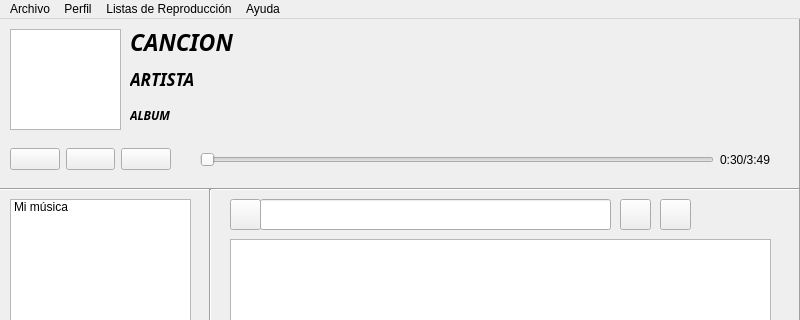
This is src/graphic.ui in nico4021/LNMusic as Qt 5 draws it before an edit; both pictures show x 0 to 800 and y 0 to 320 of the 800 by 609 pixel window. The edited form follows.
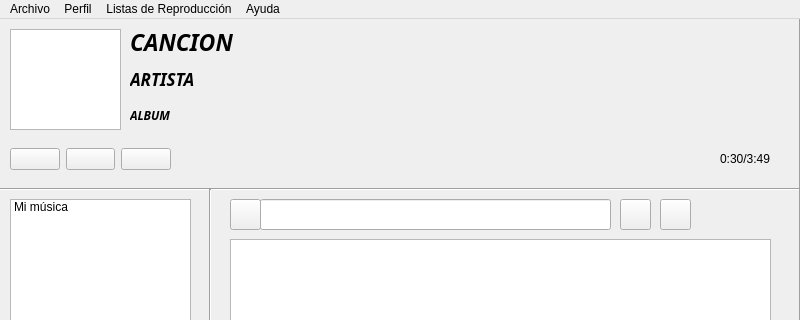
This is the edited form. Icons and pictures are not drawn.

Commit message: Cambiando slider por Phonon.SeekSlider

The edit to the form file:
```diff
--- a/src/graphic.ui
+++ b/src/graphic.ui
@@ -89,26 +89,11 @@
      <rect>
       <x>200</x>
       <y>120</y>
-      <width>571</width>
+      <width>511</width>
       <height>41</height>
      </rect>
     </property>
-    <layout class="QHBoxLayout" name="musicLayout">
-     <item>
-      <widget class="QSlider" name="musicProgress">
-       <property name="orientation">
-        <enum>Qt::Horizontal</enum>
-       </property>
-      </widget>
-     </item>
-     <item>
-      <widget class="QLabel" name="musicTime">
-       <property name="text">
-        <string>0:30/3:49</string>
-       </property>
-      </widget>
-     </item>
-    </layout>
+    <layout class="QHBoxLayout" name="seekLayout"/>
    </widget>
    <widget class="QGraphicsView" name="gvImagen">
     <property name="geometry">
@@ -312,6 +297,19 @@
      <enum>Qt::Vertical</enum>
     </property>
    </widget>
+   <widget class="QLabel" name="musicTime">
+    <property name="geometry">
+     <rect>
+      <x>720</x>
+      <y>120</y>
+      <width>71</width>
+      <height>39</height>
+     </rect>
+    </property>
+    <property name="text">
+     <string>0:30/3:49</string>
+    </property>
+   </widget>
   </widget>
   <widget class="QMenuBar" name="menubar">
    <property name="geometry">
```
